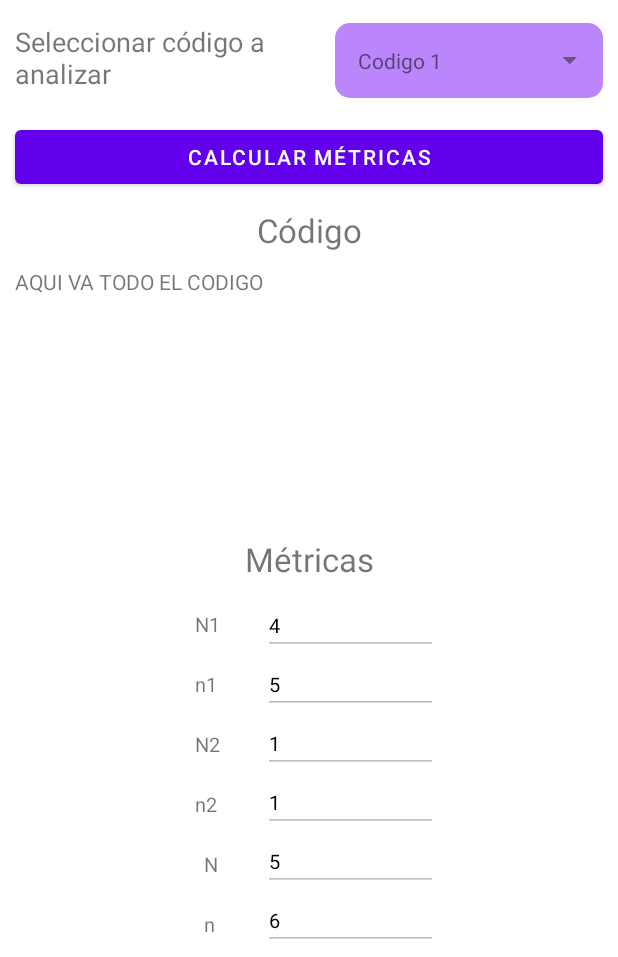
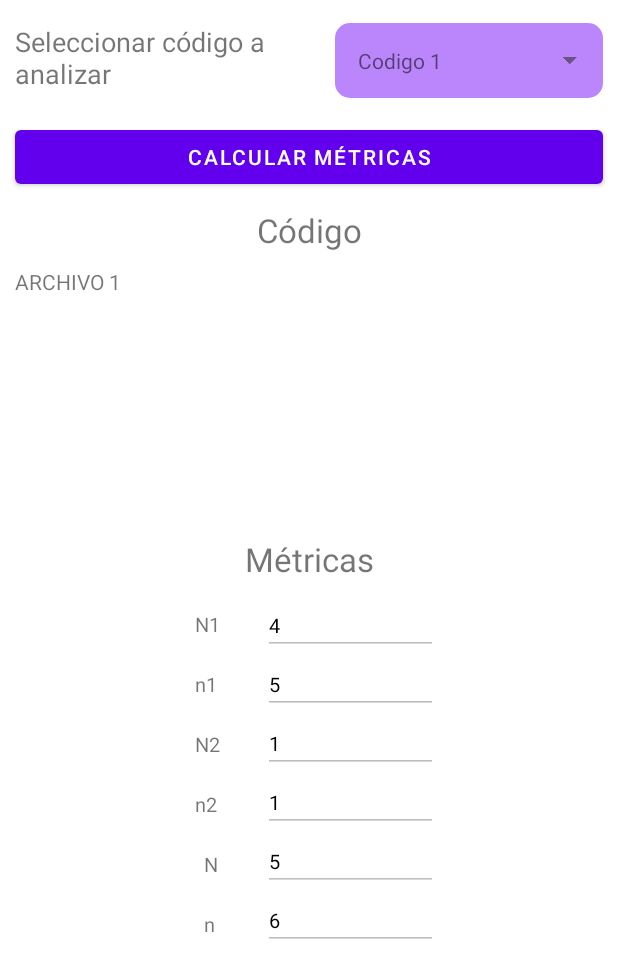
Before and after one commit to JohnTS13/Metricas_de_Halstead, an Android app: the screen it shows after launch (MainActivity), after a tap on "CALCULAR MÉTRICAS", on a phone screen of 412 x 824 dp, the part 279-1236 px from its top. Run offline under Robolectric (Android 15) with nearby library versions, the phone set to English and light mode, and no system bars; 1 other tap on this screen came first.

```diff
--- a/app/src/main/java/com/example/mtricasdehalstead/Controlador/CalcularMetricas.java
+++ b/app/src/main/java/com/example/mtricasdehalstead/Controlador/CalcularMetricas.java
@@ -8,11 +8,13 @@ import android.util.Log;
 import android.view.LayoutInflater;
 import android.view.View;
 import android.view.ViewGroup;
+import android.widget.AdapterView;
 import android.widget.ArrayAdapter;
 import android.widget.Button;
 import android.widget.EditText;
 import android.widget.Spinner;
 import android.widget.TextView;
+import android.widget.Toast;
 
 import com.example.mtricasdehalstead.R;
 
@@ -35,6 +37,7 @@ public class CalcularMetricas extends Fragment {
     // the fragment initialization parameters, e.g. ARG_ITEM_NUMBER
     private static final String ARG_PARAM1 = "param1";
     private static final String ARG_PARAM2 = "param2";
+    private static String Codigo= "";
     private static int n1=0, n2=0, N1=0, N2=0;
     private static List<String> Operadores = new ArrayList<String>();
     private static List<String> Operandos = new ArrayList<String>();
@@ -77,7 +80,7 @@ public class CalcularMetricas extends Fragment {
 
     public static void Boton() {
         String cadena = "";
-
+        Limpiar();
         cadena = "public class ejercicio52 { ++ class ";
         Log.d("Cadena", "Cadena: "+cadena);
         Imprime(cadena);
@@ -91,6 +94,23 @@ public class CalcularMetricas extends Fragment {
         Log.d("titulo", "*** MÉTRICAS **");
         Calcular_méticas ();
 
+    }
+
+    private static void Limpiar() {
+        n1=0;
+        n2=0;
+        N1=0;
+        N2=0;
+        n=0;
+        N=0;
+        V=0;
+        D=0;
+        L=0;
+        E=0;
+        T=0;
+        B=0;
+        Operadores.clear();
+        Operandos.clear();
     }
 
     private static void Calcular_méticas() {
@@ -238,7 +258,7 @@ public class CalcularMetricas extends Fragment {
             @Override
             public void onClick(View v) {
                 CalcularMetricas.Boton();
-                textCodigo.setText("AQUI VA TODO EL CODIGO");
+                //textCodigo.setText(""+Codigo);
                 textN1.setText(""+N1);
                 textn1.setText(""+n1);
                 textN2.setText(""+N2);
@@ -257,6 +277,57 @@ public class CalcularMetricas extends Fragment {
         ArrayList<String> arrayList = new ArrayList<>(Arrays.asList(value));
         ArrayAdapter<String> arrayAdapter = new ArrayAdapter<>(getContext(), R.layout.style_spiner, arrayList);
         spinner.setAdapter(arrayAdapter);
+
+        spinner.setOnItemSelectedListener(new AdapterView.OnItemSelectedListener() {
+            private String Programa;
+
+            @Override
+            public void onItemSelected(AdapterView<?> parent, View view, int position, long id) {
+                /*Toast.makeText(parent.getContext(),
+                        "Seleccionado"+parent.getItemAtPosition(position).toString(), Toast.LENGTH_LONG).show();*/
+                Programa = parent.getItemAtPosition(position).toString();
+                Selec_Archivo(Programa);
+
+            }
+
+            private void Selec_Archivo(String codigo) {
+                Codigo = " CÓDIGO ";
+                textCodigo.setText(""+Codigo);
+                switch(codigo)
+                {
+                    case "Codigo 1" :
+                        Codigo = "ARCHIVO 1";
+                        textCodigo.setText(""+Codigo);
+                        break; // break es opcional
+
+                    case "Codigo 2" :
+                        Codigo = "ARCHIVO 2";
+                        textCodigo.setText(""+Codigo);
+                        break; // break es opcional
+                    case "Codigo 3" :
+                        Codigo = "ARCHIVO 3";
+                        textCodigo.setText(""+Codigo);
+                        break; // break es opcional
+                    case "Codigo 4" :
+                        Codigo = "ARCHIVO 4";
+                        textCodigo.setText(""+Codigo);
+                        break; // break es opcional
+                    case "Codigo 5" :
+                        Codigo = "ARCHIVO 5";
+                        textCodigo.setText(""+Codigo);
+                        break; // break es opcional
+
+                    default :
+                        // Declaraciones
+                }
+            }
+
+            @Override
+            public void onNothingSelected(AdapterView<?> parent) {
+
+            }
+        });
+
         return view;
 
     }
--- a/app/src/main/res/layout/fragment_calcular_metricas.xml
+++ b/app/src/main/res/layout/fragment_calcular_metricas.xml
@@ -74,8 +74,7 @@
                 android:layout_marginTop="15dp"
                 android:layout_marginRight="10dp"
                 android:layout_marginLeft="10dp"
-                android:text="@string/btn_calcular"
-                android:onClick= "Boton_Seleccionado" />
+                android:text="@string/btn_calcular" />
 
         </LinearLayout>
     </LinearLayout>
```
